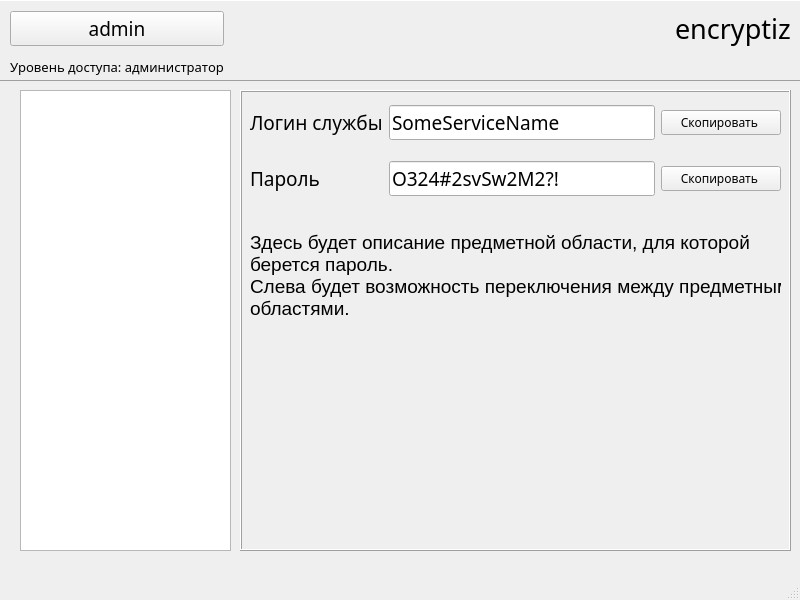
Before: the Qt Designer form university_project_client/mainwindow.ui in Fxsh-pro/university_project, drawn with Qt 5.
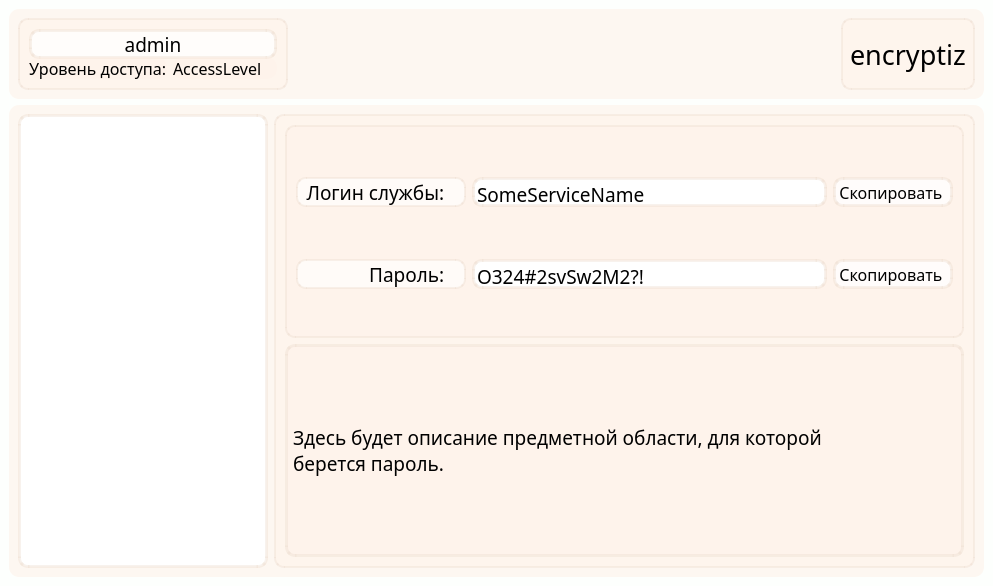
After: the same form once the commit is applied.

```diff
--- a/university_project_client/mainwindow.ui
+++ b/university_project_client/mainwindow.ui
@@ -6,34 +6,77 @@
    <rect>
     <x>0</x>
     <y>0</y>
-    <width>800</width>
-    <height>600</height>
+    <width>993</width>
+    <height>586</height>
    </rect>
   </property>
   <property name="font">
    <font>
-    <family>Montserrat-Alt1</family>
+    <family>Bahnschrift</family>
    </font>
   </property>
   <property name="windowTitle">
    <string>encryptiz</string>
   </property>
+  <property name="styleSheet">
+   <string notr="true">background-color: rgba(253, 255, 253, 255);
+font-family: Bahnschrift;</string>
+  </property>
   <widget class="QWidget" name="centralwidget">
-   <widget class="QWidget" name="gridLayoutWidget">
-    <property name="geometry">
-     <rect>
-      <x>10</x>
-      <y>10</y>
-      <width>781</width>
-      <height>71</height>
-     </rect>
-    </property>
-    <layout class="QGridLayout" name="gridLayout">
-     <item row="0" column="0">
+   <property name="styleSheet">
+    <string notr="true"/>
+   </property>
+   <layout class="QVBoxLayout" name="verticalLayout_3">
+    <item>
+     <widget class="QWidget" name="widget" native="true">
+      <property name="minimumSize">
+       <size>
+        <width>0</width>
+        <height>90</height>
+       </size>
+      </property>
+      <property name="maximumSize">
+       <size>
+        <width>16777215</width>
+        <height>90</height>
+       </size>
+      </property>
+      <property name="styleSheet">
+       <string notr="true">background-color: rgba(254, 244, 236, 180);
+border-radius: 10px;</string>
+      </property>
+      <layout class="QHBoxLayout" name="horizontalLayout_2">
+       <item alignment="Qt::AlignLeft">
+        <widget class="QFrame" name="admin_panel">
+         <property name="minimumSize">
+          <size>
+           <width>270</width>
+           <height>70</height>
+          </size>
+         </property>
+         <property name="styleSheet">
+          <string notr="true">background-color: rgba(254, 238, 229, 80);
+border: 2px solid rgba(236, 218, 204, 90);
+border-radius: 10px;</string>
+         </property>
+         <layout class="QVBoxLayout" name="verticalLayout">
+          <item>
       <widget class="QPushButton" name="pushButton_user_info">
+            <property name="minimumSize">
+             <size>
+              <width>200</width>
+              <height>30</height>
+             </size>
+            </property>
+            <property name="maximumSize">
+             <size>
+              <width>16777215</width>
+              <height>50</height>
+             </size>
+            </property>
        <property name="font">
         <font>
-         <family>Montserrat-Alt1</family>
+              <family>Bahnschrift</family>
          <pointsize>14</pointsize>
         </font>
        </property>
@@ -43,6 +86,11 @@
        <property name="autoFillBackground">
         <bool>false</bool>
        </property>
+            <property name="styleSheet">
+             <string notr="true">background-color: rgba(255, 255, 255, 200);
+border: 3px solid rgba(236, 218, 204, 90);
+border-radius: 10px;</string>
+            </property>
        <property name="text">
         <string>admin</string>
        </property>
@@ -54,87 +102,71 @@
        </property>
       </widget>
      </item>
-     <item row="0" column="2">
+          <item>
+           <layout class="QHBoxLayout" name="horizontalLayout_5">
+            <item>
+             <widget class="QLabel" name="label_access_level">
+              <property name="font">
+               <font>
+                <family>Bahnschrift</family>
+                <pointsize>12</pointsize>
+               </font>
+              </property>
+              <property name="styleSheet">
+               <string notr="true">border: none</string>
+              </property>
+              <property name="text">
+               <string>Уровень доступа:</string>
+              </property>
+             </widget>
+            </item>
+            <item>
+             <widget class="QLabel" name="label_acces_level_val">
+              <property name="font">
+               <font>
+                <family>Bahnschrift</family>
+                <pointsize>12</pointsize>
+               </font>
+              </property>
+              <property name="styleSheet">
+               <string notr="true">border: none</string>
+              </property>
+              <property name="text">
+               <string>AccessLevel</string>
+              </property>
+             </widget>
+            </item>
+           </layout>
+          </item>
+         </layout>
+        </widget>
+       </item>
+       <item alignment="Qt::AlignRight">
       <widget class="QLabel" name="label_program_name">
        <property name="font">
         <font>
-         <family>Montserrat-Alt1</family>
+           <family>Bahnschrift</family>
          <pointsize>20</pointsize>
         </font>
        </property>
+         <property name="styleSheet">
+          <string notr="true">background-color: rgba(254, 238, 229, 80);
+border: 2px solid rgba(236, 218, 204, 90);
+border-radius: 10px;</string>
+         </property>
        <property name="text">
         <string>encryptiz</string>
        </property>
       </widget>
      </item>
-     <item row="1" column="0">
-      <widget class="QLabel" name="label_access_level">
-       <property name="font">
-        <font>
-         <family>Montserrat-Alt1</family>
-         <pointsize>10</pointsize>
-        </font>
-       </property>
-       <property name="text">
-        <string>Уровень доступа: администратор</string>
-       </property>
-      </widget>
-     </item>
-     <item row="0" column="1">
-      <spacer name="horizontalSpacer">
-       <property name="orientation">
-        <enum>Qt::Horizontal</enum>
-       </property>
-       <property name="sizeHint" stdset="0">
-        <size>
-         <width>40</width>
-         <height>20</height>
-        </size>
-       </property>
-      </spacer>
-     </item>
-    </layout>
-   </widget>
-   <widget class="QFrame" name="frame">
-    <property name="geometry">
-     <rect>
-      <x>-10</x>
-      <y>0</y>
-      <width>811</width>
-      <height>81</height>
-     </rect>
-    </property>
-    <property name="frameShape">
-     <enum>QFrame::Panel</enum>
-    </property>
-    <property name="frameShadow">
-     <enum>QFrame::Raised</enum>
-    </property>
-   </widget>
-   <widget class="QListWidget" name="listWidget_services">
-    <property name="geometry">
-     <rect>
-      <x>20</x>
-      <y>90</y>
-      <width>211</width>
-      <height>461</height>
-     </rect>
-    </property>
-    <property name="font">
-     <font>
-      <family>Segoe UI</family>
-      <pointsize>14</pointsize>
-     </font>
-    </property>
-   </widget>
+      </layout>
+     </widget>
+    </item>
+    <item>
    <widget class="QFrame" name="frame_2">
-    <property name="geometry">
-     <rect>
-      <x>240</x>
-      <y>90</y>
-      <width>551</width>
-      <height>461</height>
-     </rect>
+      <property name="styleSheet">
+       <string notr="true">background-color: rgba(254, 244, 236, 180);
+border-radius: 10px;</string>
     </property>
     <property name="frameShape">
      <enum>QFrame::Box</enum>
@@ -142,160 +174,332 @@
     <property name="frameShadow">
      <enum>QFrame::Raised</enum>
     </property>
-    <widget class="QLabel" name="label_service_description">
-     <property name="enabled">
-      <bool>true</bool>
-     </property>
-     <property name="geometry">
-      <rect>
-       <x>10</x>
-       <y>120</y>
-       <width>531</width>
-       <height>131</height>
-      </rect>
+      <layout class="QHBoxLayout" name="horizontalLayout">
+       <item alignment="Qt::AlignLeft">
+        <widget class="QListWidget" name="listWidget_services">
+         <property name="minimumSize">
+          <size>
+           <width>250</width>
+           <height>0</height>
+          </size>
+         </property>
+         <property name="maximumSize">
+          <size>
+           <width>250</width>
+           <height>16777215</height>
+          </size>
      </property>
      <property name="font">
       <font>
-       <family>Segoe UI</family>
+           <family>Bahnschrift</family>
        <pointsize>14</pointsize>
       </font>
      </property>
-     <property name="text">
-      <string>&lt;html&gt;&lt;head/&gt;&lt;body&gt;&lt;p&gt;Здесь будет описание предметной области, для которой &lt;br/&gt;берется пароль.&lt;br/&gt;Слева будет возможность переключения между предметными&lt;br/&gt; областями.&lt;/p&gt;&lt;/body&gt;&lt;/html&gt;</string>
-     </property>
-    </widget>
-    <widget class="QWidget" name="gridLayoutWidget_2">
-     <property name="geometry">
-      <rect>
-       <x>10</x>
-       <y>0</y>
-       <width>531</width>
-       <height>121</height>
-      </rect>
-     </property>
-     <layout class="QGridLayout" name="gridLayout_2">
-      <item row="0" column="2">
-       <widget class="QPushButton" name="pushButton_copy_login">
+         <property name="styleSheet">
+          <string notr="true">background-color: white;
+border: 3px solid rgba(236, 218, 204, 90);
+border-radius: 10px;</string>
+         </property>
+         <property name="midLineWidth">
+          <number>0</number>
+         </property>
+        </widget>
+       </item>
+       <item>
+        <widget class="QFrame" name="frame_3">
+         <property name="styleSheet">
+          <string notr="true">background-color: rgba(254, 238, 229, 80);
+border: 2px solid rgba(236, 218, 204, 90);
+border-radius: 10px;</string>
+         </property>
+         <property name="frameShape">
+          <enum>QFrame::StyledPanel</enum>
+         </property>
+         <property name="frameShadow">
+          <enum>QFrame::Raised</enum>
+         </property>
+         <layout class="QVBoxLayout" name="verticalLayout_2">
+          <item>
+           <widget class="QFrame" name="frame">
+            <property name="styleSheet">
+             <string notr="true">background-color: rgba(254, 238, 229, 80);
+border: 2px solid rgba(236, 218, 204, 90);
+border-radius: 10px;</string>
+            </property>
+            <property name="frameShape">
+             <enum>QFrame::StyledPanel</enum>
+            </property>
+            <property name="frameShadow">
+             <enum>QFrame::Raised</enum>
+            </property>
+            <layout class="QVBoxLayout" name="verticalLayout_4">
+             <item>
+              <spacer name="verticalSpacer">
+               <property name="orientation">
+                <enum>Qt::Vertical</enum>
+               </property>
+               <property name="sizeType">
+                <enum>QSizePolicy::Fixed</enum>
+               </property>
+               <property name="sizeHint" stdset="0">
+                <size>
+                 <width>20</width>
+                 <height>5</height>
+                </size>
+               </property>
+              </spacer>
+             </item>
+             <item>
+              <layout class="QHBoxLayout" name="horizontalLayout_3">
+               <item>
+                <widget class="QLabel" name="label_service_login">
         <property name="enabled">
          <bool>true</bool>
         </property>
         <property name="minimumSize">
          <size>
-          <width>120</width>
-          <height>25</height>
-         </size>
-        </property>
+                   <width>170</width>
+                   <height>30</height>
+                  </size>
+                 </property>
+                 <property name="maximumSize">
+                  <size>
+                   <width>170</width>
+                   <height>30</height>
+                  </size>
+                 </property>
+                 <property name="font">
+                  <font>
+                   <family>Bahnschrift</family>
+                   <pointsize>14</pointsize>
+                  </font>
+                 </property>
+                 <property name="styleSheet">
+                  <string notr="true">background-color: rgba(255, 255, 255, 160);
+border: 2px solid rgba(236, 218, 204, 90);
+border-radius: 10px;</string>
+                 </property>
         <property name="text">
-         <string>Скопировать </string>
-        </property>
-       </widget>
-      </item>
-      <item row="0" column="1">
+                  <string>Логин службы:   </string>
+                 </property>
+                 <property name="alignment">
+                  <set>Qt::AlignRight|Qt::AlignTrailing|Qt::AlignVCenter</set>
+                 </property>
+                </widget>
+               </item>
+               <item>
        <widget class="QLineEdit" name="lineEdit_service_login">
         <property name="enabled">
          <bool>true</bool>
         </property>
+                 <property name="minimumSize">
+                  <size>
+                   <width>0</width>
+                   <height>30</height>
+                  </size>
+                 </property>
         <property name="font">
          <font>
-          <family>Montserrat-Alt1</family>
+                   <family>Bahnschrift</family>
           <pointsize>14</pointsize>
          </font>
         </property>
+                 <property name="styleSheet">
+                  <string notr="true">background-color: white;
+border: 3px solid rgba(236, 218, 204, 90);
+border-radius: 10px;</string>
+                 </property>
         <property name="text">
          <string>SomeServiceName</string>
         </property>
+                 <property name="alignment">
+                  <set>Qt::AlignLeading|Qt::AlignLeft|Qt::AlignTop</set>
+                 </property>
         <property name="readOnly">
          <bool>true</bool>
         </property>
        </widget>
       </item>
-      <item row="1" column="2">
-       <widget class="QPushButton" name="pushButton_copy_password">
+               <item>
+                <widget class="QPushButton" name="pushButton_copy_login">
         <property name="enabled">
          <bool>true</bool>
         </property>
         <property name="minimumSize">
          <size>
           <width>120</width>
-          <height>25</height>
-         </size>
-        </property>
+                   <height>30</height>
+                  </size>
+                 </property>
+                 <property name="font">
+                  <font>
+                   <family>Bahnschrift</family>
+                   <pointsize>12</pointsize>
+                  </font>
+                 </property>
+                 <property name="styleSheet">
+                  <string notr="true">background-color: rgba(255, 255, 255, 200);
+border: 3px solid rgba(236, 218, 204, 90);
+border-radius: 10px;</string>
+                 </property>
         <property name="text">
          <string>Скопировать </string>
         </property>
        </widget>
       </item>
-      <item row="1" column="1">
+              </layout>
+             </item>
+             <item>
+              <spacer name="verticalSpacer_2">
+               <property name="orientation">
+                <enum>Qt::Vertical</enum>
+               </property>
+               <property name="sizeType">
+                <enum>QSizePolicy::Fixed</enum>
+               </property>
+               <property name="sizeHint" stdset="0">
+                <size>
+                 <width>20</width>
+                 <height>10</height>
+                </size>
+               </property>
+              </spacer>
+             </item>
+             <item>
+              <layout class="QHBoxLayout" name="horizontalLayout_4">
+               <item>
+                <widget class="QLabel" name="label_service_password">
+                 <property name="enabled">
+                  <bool>true</bool>
+                 </property>
+                 <property name="minimumSize">
+                  <size>
+                   <width>170</width>
+                   <height>30</height>
+                  </size>
+                 </property>
+                 <property name="maximumSize">
+                  <size>
+                   <width>170</width>
+                   <height>30</height>
+                  </size>
+                 </property>
+                 <property name="font">
+                  <font>
+                   <family>Bahnschrift</family>
+                   <pointsize>14</pointsize>
+                  </font>
+                 </property>
+                 <property name="styleSheet">
+                  <string notr="true">background-color: rgba(255, 255, 255, 160);
+border: 2px solid rgba(236, 218, 204, 90);
+border-radius: 10px;</string>
+                 </property>
+                 <property name="text">
+                  <string>Пароль:   </string>
+                 </property>
+                 <property name="alignment">
+                  <set>Qt::AlignRight|Qt::AlignTrailing|Qt::AlignVCenter</set>
+                 </property>
+                </widget>
+               </item>
+               <item>
        <widget class="QLineEdit" name="lineEdit_service_password">
         <property name="enabled">
          <bool>true</bool>
         </property>
+                 <property name="minimumSize">
+                  <size>
+                   <width>0</width>
+                   <height>30</height>
+                  </size>
+                 </property>
         <property name="font">
          <font>
-          <family>Montserrat-Alt1</family>
+                   <family>Bahnschrift</family>
           <pointsize>14</pointsize>
          </font>
         </property>
+                 <property name="styleSheet">
+                  <string notr="true">background-color: white;
+border: 3px solid rgba(236, 218, 204, 90);
+border-radius: 10px;</string>
+                 </property>
         <property name="text">
          <string>O324#2svSw2M2?!</string>
         </property>
+                 <property name="alignment">
+                  <set>Qt::AlignLeading|Qt::AlignLeft|Qt::AlignTop</set>
+                 </property>
         <property name="readOnly">
          <bool>true</bool>
         </property>
        </widget>
       </item>
-      <item row="1" column="0">
-       <widget class="QLabel" name="label_service_password">
+               <item>
+                <widget class="QPushButton" name="pushButton_copy_password">
         <property name="enabled">
          <bool>true</bool>
         </property>
+                 <property name="minimumSize">
+                  <size>
+                   <width>120</width>
+                   <height>30</height>
+                  </size>
+                 </property>
         <property name="font">
          <font>
-          <family>Montserrat-Alt1</family>
-          <pointsize>14</pointsize>
-         </font>
-        </property>
+                   <family>Bahnschrift</family>
+                   <pointsize>12</pointsize>
+                  </font>
+                 </property>
+                 <property name="styleSheet">
+                  <string notr="true">background-color: rgba(255, 255, 255, 200);
+border: 3px solid rgba(236, 218, 204, 90);
+border-radius: 10px;</string>
+                 </property>
         <property name="text">
-         <string>Пароль</string>
+                  <string>Скопировать </string>
         </property>
        </widget>
       </item>
-      <item row="0" column="0">
-       <widget class="QLabel" name="label_service_login">
+              </layout>
+             </item>
+            </layout>
+           </widget>
+          </item>
+          <item>
+           <widget class="QLabel" name="label_service_description">
         <property name="enabled">
          <bool>true</bool>
         </property>
         <property name="font">
          <font>
-          <family>Montserrat-Alt1</family>
+              <family>Bahnschrift</family>
           <pointsize>14</pointsize>
          </font>
         </property>
+            <property name="styleSheet">
+             <string notr="true">background-color: rgba(254, 238, 229, 80);
+border: 3px solid rgba(236, 218, 204, 90);
+border-radius: 10px;</string>
+            </property>
         <property name="text">
-         <string>Логин службы</string>
+             <string>&lt;html&gt;&lt;head/&gt;&lt;body&gt;&lt;p&gt;Здесь будет описание предметной области, для которой &lt;br/&gt;берется пароль.&lt;/p&gt;&lt;/body&gt;&lt;/html&gt;</string>
         </property>
        </widget>
       </item>
      </layout>
     </widget>
-   </widget>
-   <zorder>frame</zorder>
-   <zorder>gridLayoutWidget</zorder>
-   <zorder>listWidget_services</zorder>
-   <zorder>frame_2</zorder>
+       </item>
+      </layout>
+     </widget>
+    </item>
+   </layout>
   </widget>
-  <widget class="QMenuBar" name="menubar">
-   <property name="geometry">
-    <rect>
-     <x>0</x>
-     <y>0</y>
-     <width>800</width>
-     <height>21</height>
-    </rect>
-   </property>
-  </widget>
-  <widget class="QStatusBar" name="statusbar"/>
- </widget>
- <resources/>
+ </widget>
+ <resources>
+  <include location="res.qrc"/>
+ </resources>
  <connections/>
 </ui>
```
Lines whose indentation alone changed are shown as unchanged.
